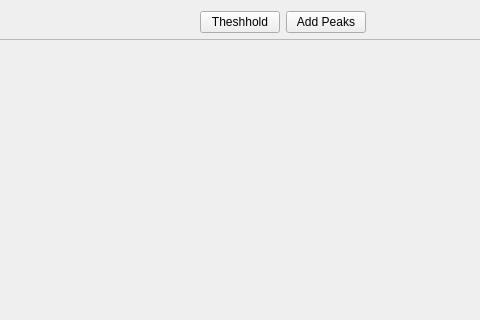
mantidproject/mantid, file Code/Mantid/Vates/VatesSimpleGui/ViewWidgets/inc/MantidVatesSimpleGuiViewWidgets/SplatterPlotView.ui: the form before one commit; both pictures show x 179 to 659 and y 0 to 320 of the 924 by 684 pixel window.
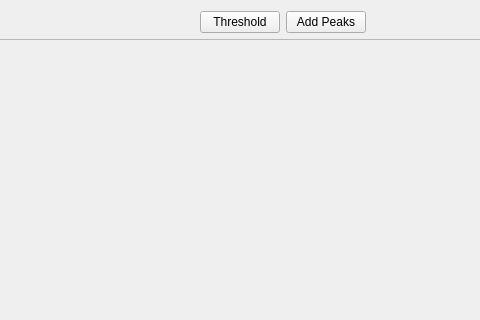
The form after the commit.

Commit message: Typo fix on button. This refs #3929.

What changed in the file:
```diff
--- a/Code/Mantid/Vates/VatesSimpleGui/ViewWidgets/inc/MantidVatesSimpleGuiViewWidgets/SplatterPlotView.ui
+++ b/Code/Mantid/Vates/VatesSimpleGui/ViewWidgets/inc/MantidVatesSimpleGuiViewWidgets/SplatterPlotView.ui
@@ -32,7 +32,7 @@
      <item>
       <widget class="QPushButton" name="thresholdButton">
        <property name="text">
-        <string>Theshhold</string>
+        <string>Threshold</string>
        </property>
       </widget>
      </item>
```
